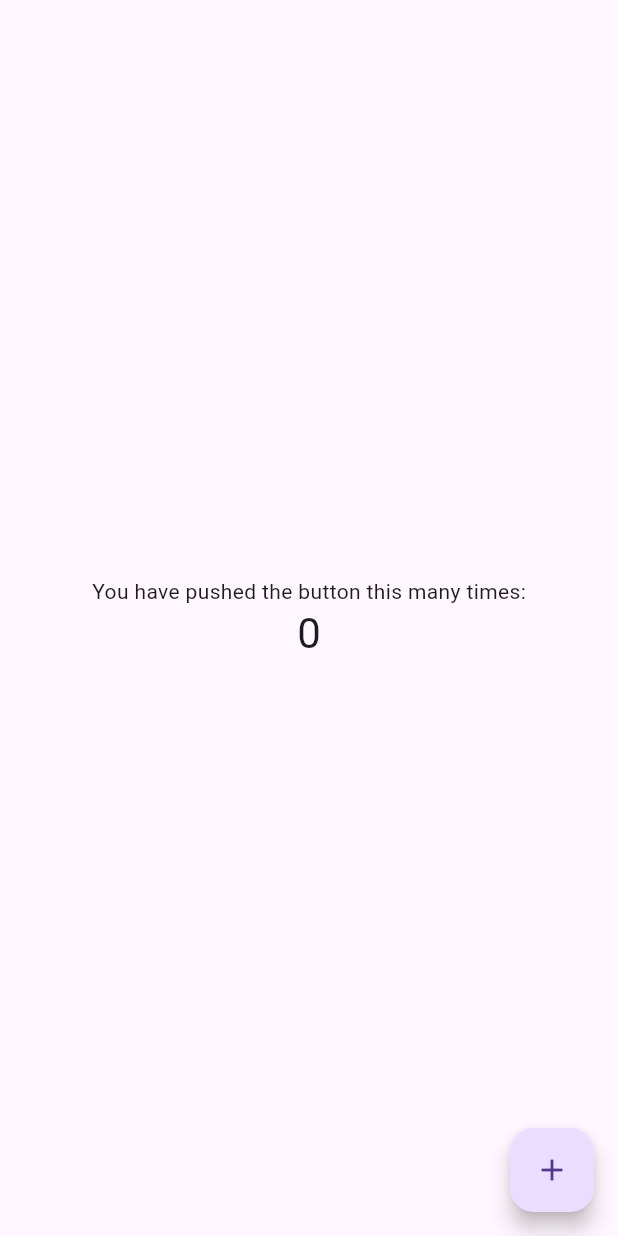
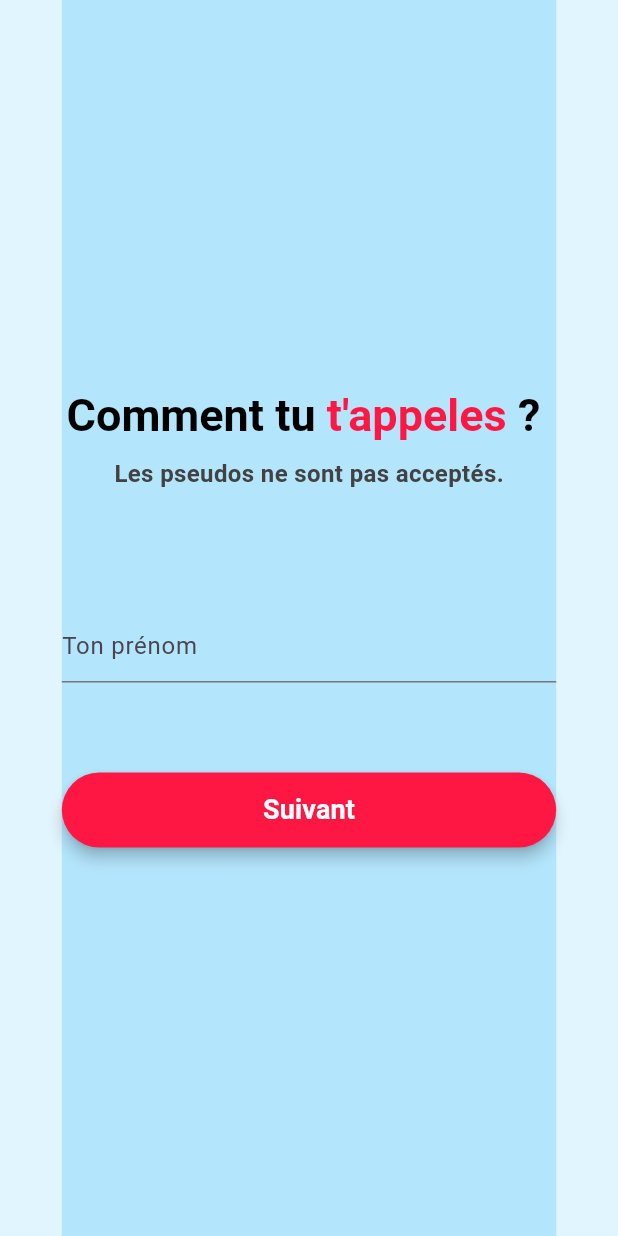
Before and after one commit to rd-xx/edc_buddy, a Flutter app: the screen it shows after launch, after a tap on "Aller aux questions.", on a phone screen of 412 x 824 dp. Run offline on Flutter 3.47's test engine with Material 2 defaults, Android fonts, the light colour scheme and no system bars; our stand-ins replace get, get_storage.

Commit message:
feat(QuestionsScreen): new layout prototype

```diff
--- a/lib/screens/home.screen.dart
+++ b/lib/screens/home.screen.dart
@@ -1,7 +1,6 @@
-import 'package:edc_buddy/screens/question.screen.dart';
+import 'package:edc_buddy/screens/questions.screen.dart';
 import 'package:flutter/material.dart';
 import 'package:get/get.dart';
-import 'package:shared_preferences/shared_preferences.dart';
 
 class HomeScreen extends StatefulWidget {
   const HomeScreen({super.key});
@@ -56,12 +55,7 @@ class _HomeScreenState extends State<HomeScreen> {
           children: [
             TextButton(
                 child: const Text("Aller aux questions."),
-                onPressed: () async {
-                  var prefs = await SharedPreferences.getInstance();
-
-                  if (!mounted) return;
-                  Get.to(QuestionScreen(prefs: prefs));
-                }),
+                onPressed: () => Get.to(const QuestionsScreen())),
           ],
         ),
       ),
--- a/lib/screens/question.screen.dart
+++ /dev/null
@@ -1,54 +0,0 @@
-import 'package:flutter/material.dart';
-import 'package:shared_preferences/shared_preferences.dart';
-
-class QuestionScreen extends StatefulWidget {
-  const QuestionScreen({super.key, required this.prefs});
-
-  final SharedPreferences prefs;
-
-  @override
-  State<QuestionScreen> createState() => _QuestionsScreenState();
-}
-
-class _QuestionsScreenState extends State<QuestionScreen> {
-  int _counter = 0;
-
-  void _incrementCounter() {
-    setState(() {
-      // This call to setState tells the Flutter framework that something has
-      // changed in this State, which causes it to rerun the build method below
-      // so that the display can reflect the updated values. If we changed
-      // _counter without calling setState(), then the build method would not be
-      // called again, and so nothing would appear to happen.
-      _counter++;
-    });
-  }
-
-  @override
-  Widget build(BuildContext context) {
-    return Scaffold(
-      body: Center(
-        child: Column(
-          mainAxisAlignment: MainAxisAlignment.center,
-          children: <Widget>[
-            const Text(
-              'You have pushed the button this many times:',
-            ),
-            Text(
-              '$_counter',
-              style: Theme
-                  .of(context)
-                  .textTheme
-                  .headline4,
-            ),
-          ],
-        ),
-      ),
-      floatingActionButton: FloatingActionButton(
-        onPressed: _incrementCounter,
-        tooltip: 'Increment $_counter',
-        child: const Icon(Icons.add),
-      ), // This trailing comma makes auto-formatting nicer for build methods.
-    );
-  }
-}
--- /dev/null
+++ b/lib/screens/questions.screen.dart
@@ -0,0 +1,91 @@
+import 'package:edc_buddy/api/get_questions.dart';
+import 'package:flutter/material.dart';
+
+class QuestionsScreen extends StatefulWidget {
+  const QuestionsScreen({super.key});
+
+  @override
+  State<QuestionsScreen> createState() => _QuestionsScreenState();
+}
+
+class _QuestionsScreenState extends State<QuestionsScreen> {
+  int _currentIndex = 0;
+  final List<Map<String, String>> _questions = apiQuestions;
+  bool _isButtonDisabled = false;
+  TextEditingController _inputController = TextEditingController();
+
+  List<TextSpan> _generateTextSpans() {
+    List<TextSpan> textSpans = [];
+    var words = _questions[_currentIndex]["Label"]!.split(" ");
+
+    for (var word in words) {
+      if (word.startsWith("_")) {
+        textSpans.add(TextSpan(
+            text: "${word.substring(1)} ",
+            style: TextStyle(color: Colors.redAccent.shade400)));
+      } else {
+        textSpans.add(TextSpan(text: "$word "));
+      }
+    }
+
+    return textSpans;
+  }
+
+  void _onButtonPressed() {
+    setState(() {
+      _currentIndex++;
+      _isButtonDisabled = true;
+    });
+  }
+
+  @override
+  Widget build(BuildContext context) {
+    return Scaffold(
+      backgroundColor: Colors.lightBlue.shade50,
+      body: Center(
+          child: Container(
+              color: Colors.lightBlue.shade100,
+              width: MediaQuery.of(context).size.width * 0.8,
+              child: Column(
+                mainAxisAlignment: MainAxisAlignment.center,
+                children: [
+                  RichText(
+                      text: TextSpan(
+                          style: const TextStyle(
+                              fontSize: 30,
+                              color: Colors.black,
+                              fontWeight: FontWeight.bold),
+                          children: _generateTextSpans())),
+                  const SizedBox(height: 10),
+                  Text(
+                    _questions[_currentIndex]["Description"]!,
+                    style: TextStyle(
+                        fontSize: 16,
+                        color: Colors.grey.shade800,
+                        fontWeight: FontWeight.bold),
+                  ),
+                  const SizedBox(height: 80),
+                  TextField(
+                    decoration: InputDecoration(
+                        hintText: _questions[_currentIndex]["InputHint"]!),
+                    cursorColor: Colors.redAccent.shade400,
+                    autocorrect: false,
+                    controller: _inputController,
+                  ),
+                  const SizedBox(height: 60),
+                  ElevatedButton(
+                      onPressed: _isButtonDisabled ? null : _onButtonPressed,
+                      style: ElevatedButton.styleFrom(
+                          backgroundColor: Colors.redAccent.shade400,
+                          minimumSize: const Size.fromHeight(50),
+                          elevation: 4),
+                      child: const Text("Suivant",
+                          style: TextStyle(
+                              fontSize: 18,
+                              color: Colors.white,
+                              fontWeight: FontWeight.bold)))
+                ],
+              ))),
+    );
+  }
+}
```
